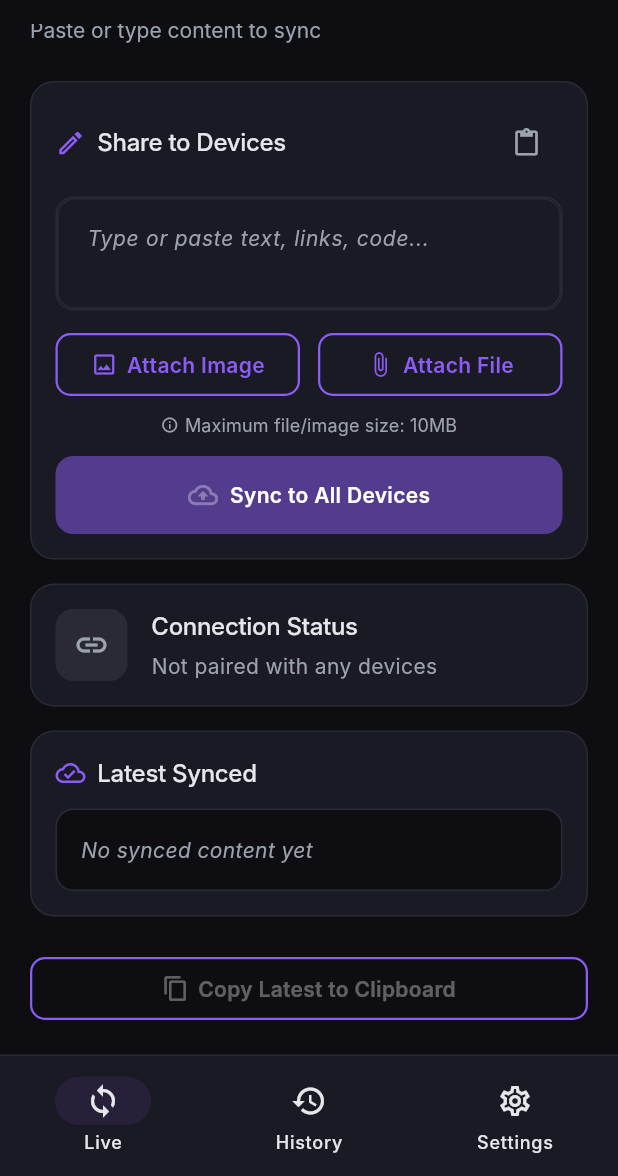
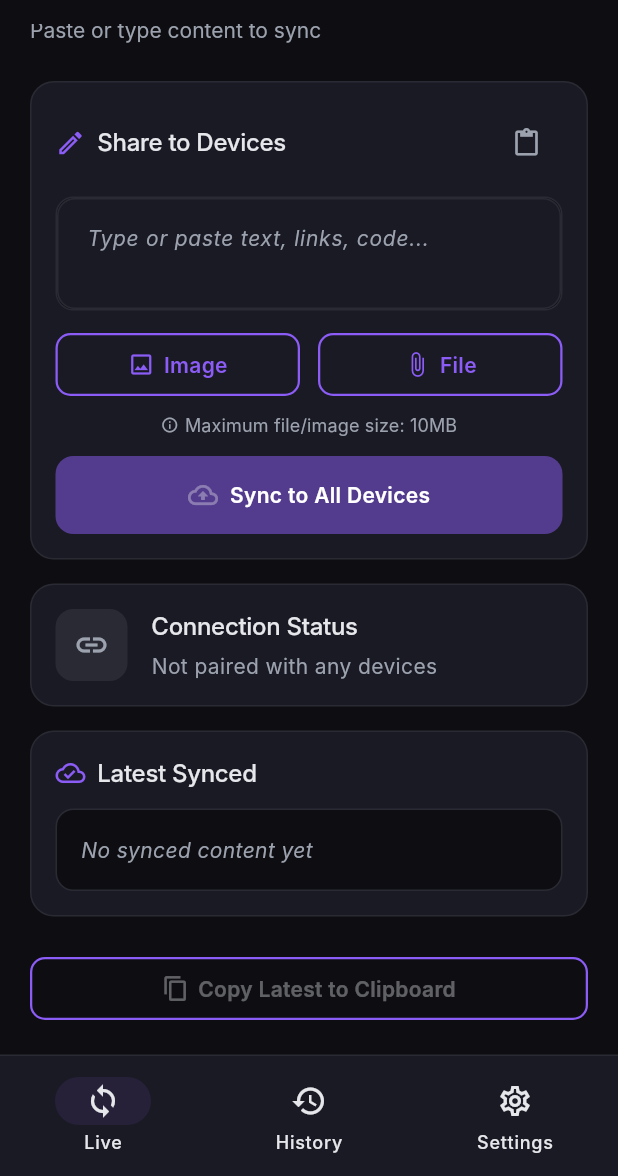
Before and after one commit to mihxjlo/gullwing, a Flutter app: the screen it shows after launch, scrolled down 66 dp, on a phone screen of 412 x 824 dp, the part 60-1236 px from its top. Run offline on Flutter 3.47's test engine with Material 3 defaults, Android fonts, the phone set to English and light mode, and no system bars; our stand-ins replace cloud_firestore, connectivity_plus, equatable, file_picker, firebase_auth, firebase_core and 6 more; missing offline and left inert: dart:html, nearby_connections, network_info_plus; accounts and stored records are empty; network calls fail; Roboto replaces fonts that are missing (Inter).

Commit message:
Minor UI fixes

```diff
--- a/lib/screens/live_screen.dart
+++ b/lib/screens/live_screen.dart
@@ -400,6 +400,7 @@ class _LiveScreenState extends State<LiveScreen> with WidgetsBindingObserver {
           crossAxisAlignment: CrossAxisAlignment.start,
           children: [
             Row(
+              mainAxisAlignment: MainAxisAlignment.center,
               children: [
                 // App logo
                 Image.asset(
@@ -409,7 +410,7 @@ class _LiveScreenState extends State<LiveScreen> with WidgetsBindingObserver {
                 ),
                 const SizedBox(width: 12),
                 const Text(
-                  'Live Clipboard',
+                  'ClipSync',
                   style: AppTypography.screenTitle,
                 ),
                 const SizedBox(width: 12),
@@ -514,12 +515,11 @@ class _LiveScreenState extends State<LiveScreen> with WidgetsBindingObserver {
             ),
           ),
           const SizedBox(height: 12),
-          // Attach buttons row
           Row(
             children: [
               Expanded(
                 child: SecondaryButton(
-                  label: 'Attach Image',
+                  label: 'Image',
                   icon: Icons.image_outlined,
                   onPressed: _attachImage,
                 ),
@@ -527,7 +527,7 @@ class _LiveScreenState extends State<LiveScreen> with WidgetsBindingObserver {
               const SizedBox(width: 12),
               Expanded(
                 child: SecondaryButton(
-                  label: 'Attach File',
+                  label: 'File',
                   icon: Icons.attach_file_outlined,
                   onPressed: _attachFile,
                 ),
```
Also changed, not shown: lib/screens/settings_screen.dart (+7 -3 lines), lib/services/sync_manager.dart (+22 -0 lines).
